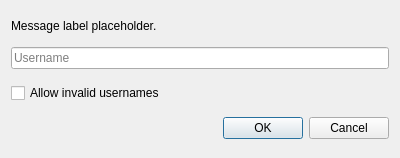
The window that launcher/ui/dialogs/ChooseOfflineNameDialog.ui (FreesmTeam/FreesmLauncher) describes before a commit, drawn with Qt 5.
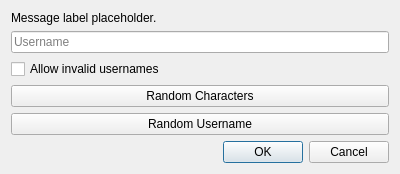
The same window after the commit.

Commit message: Restore random username buttons

```diff
--- a/launcher/ui/dialogs/ChooseOfflineNameDialog.ui
+++ b/launcher/ui/dialogs/ChooseOfflineNameDialog.ui
@@ -47,6 +47,20 @@
                     </property>
                 </widget>
             </item>
+            <item>
+                <widget class="QPushButton" name="randomCharUser">
+                    <property name="text">
+                        <string>Random Characters</string>
+                    </property>
+                </widget>
+            </item>
+            <item>
+                <widget class="QPushButton" name="randomFullUser">
+                    <property name="text">
+                        <string>Random Username</string>
+                    </property>
+                </widget>
+            </item>
             <item>
                 <widget class="QDialogButtonBox" name="buttonBox">
                     <property name="standardButtons">
```
The commit also changes 2 other files.
